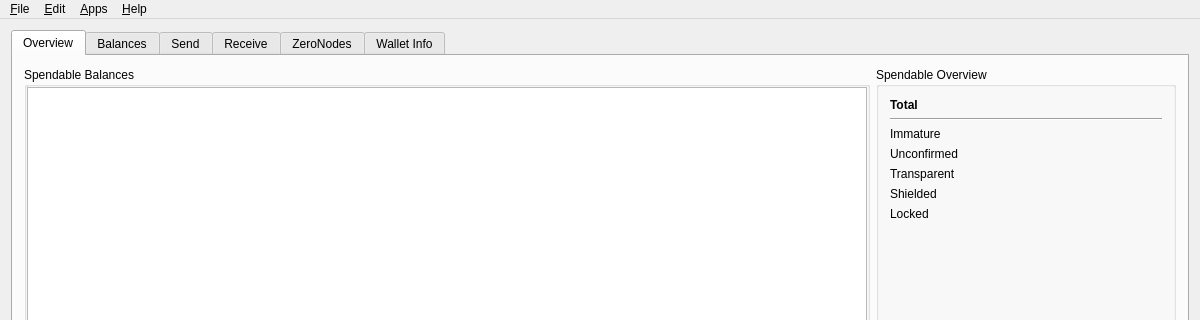
Qt form src/mainwindow.ui (zerocurrencycoin/zerowallet) before a commit; both pictures show x 0 to 1200 and y 0 to 320 of the 1200 by 800 pixel window.
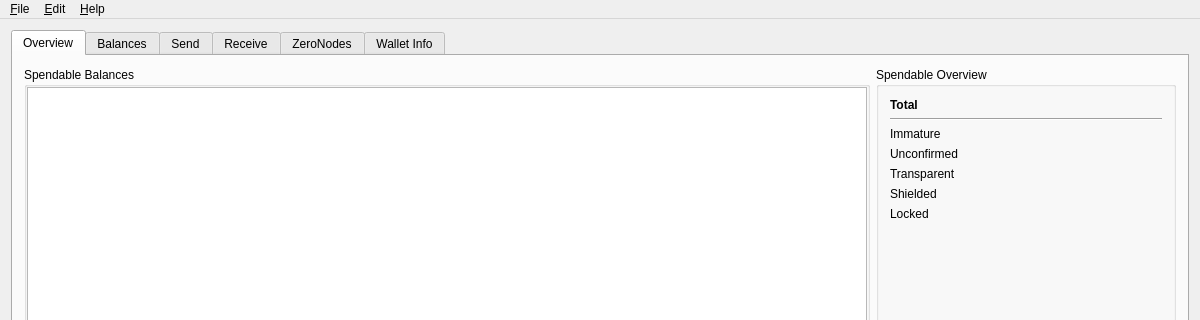
The same form after that commit. Icons and pictures are not drawn. Custom widgets are drawn as their Qt base class.

The edit to the form file:
```diff
--- a/src/mainwindow.ui
+++ b/src/mainwindow.ui
@@ -2040,13 +2040,6 @@
     <addaction name="actionFile_a_bug"/>
     <addaction name="actionAbout"/>
    </widget>
-   <widget class="QMenu" name="menuApps">
-    <property name="title">
-     <string>&amp;Apps</string>
-    </property>
-    <addaction name="actionValidate_Address"/>
-    <addaction name="separator"/>
-   </widget>
    <widget class="QMenu" name="menu_Edit">
     <property name="title">
      <string>&amp;Edit</string>
@@ -2057,7 +2050,6 @@
    </widget>
    <addaction name="menuFile"/>
    <addaction name="menu_Edit"/>
-   <addaction name="menuApps"/>
    <addaction name="menuHelp"/>
   </widget>
   <widget class="QStatusBar" name="statusBar"/>
```
Left out of the diff: 2 changed lines with no effect on the pictures.
